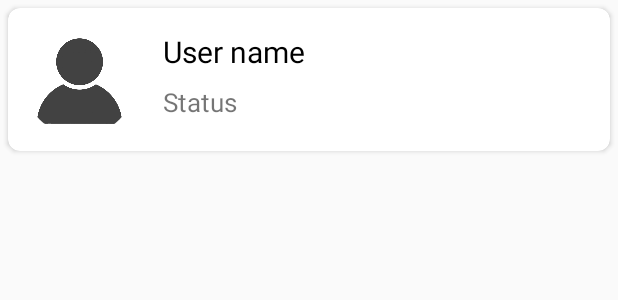
After one commit to GameOnAnil/ChatAppProject, an Android app: the layout friend_request_list.xml on its own in the app's theme, with its tools: preview values and no code run, on a phone screen of 412 x 824 dp. The commit adds this screen. Shown: the top 300 px of the screen. Run offline under Robolectric (Android 15) with nearby library versions, the phone set to English and light mode, and no system bars.

Commit message:
Added Request tab in main page that lists the friend request

```diff
--- /dev/null
+++ b/app/src/main/res/layout/friend_request_list.xml
@@ -0,0 +1,54 @@
+<?xml version="1.0" encoding="utf-8"?>
+<androidx.cardview.widget.CardView xmlns:android="http://schemas.android.com/apk/res/android"
+    android:layout_width="match_parent"
+    android:layout_height="wrap_content"
+    xmlns:app="http://schemas.android.com/apk/res-auto"
+
+    app:cardCornerRadius="8dp"
+    android:elevation="5dp"
+    android:layout_marginStart="5dp"
+    android:layout_marginTop="5dp"
+    android:layout_marginEnd="5dp">
+
+    <RelativeLayout
+        android:layout_width="match_parent"
+        android:layout_height="match_parent">
+        <de.hdodenhof.circleimageview.CircleImageView
+            android:id="@+id/image_in_friend_request"
+            android:layout_width="75dp"
+            android:layout_height="75dp"
+            android:src="@drawable/profile"
+            android:layout_margin="10dp"
+            />
+
+        <TextView
+            android:id="@+id/userName_in_friend_request"
+            android:layout_width="wrap_content"
+            android:layout_height="wrap_content"
+            android:text="User name"
+            android:textColor="#000"
+            android:textSize="20sp"
+            android:layout_toRightOf="@+id/image_in_friend_request"
+            android:layout_marginTop="15dp"
+            android:layout_marginStart="8dp"
+            />
+
+
+        <TextView
+            android:id="@+id/status_in_friends_request"
+            android:layout_width="wrap_content"
+            android:layout_height="wrap_content"
+            android:text="Status"
+            android:textSize="17sp"
+            android:layout_toRightOf="@+id/image_in_friend_request"
+            android:layout_below="@+id/userName_in_friend_request"
+            android:layout_marginTop="8dp"
+            android:layout_marginStart="8dp"
+            />
+
+    </RelativeLayout>
+
+
+
+
+</androidx.cardview.widget.CardView>
```
Also changed, not shown: app/src/main/java/com/example/chatappproject/RequestFragment.java (+66 -2 lines), app/src/main/java/com/example/chatappproject/RequestModel.java (added, +19 -0 lines), app/src/main/java/com/example/chatappproject/RequestRecyclerAdapter.java (added, +119 -0 lines), app/src/main/res/layout/fragment_all_user.xml (+4 -7 lines), app/src/main/res/layout/fragment_request.xml (+5 -5 lines).
